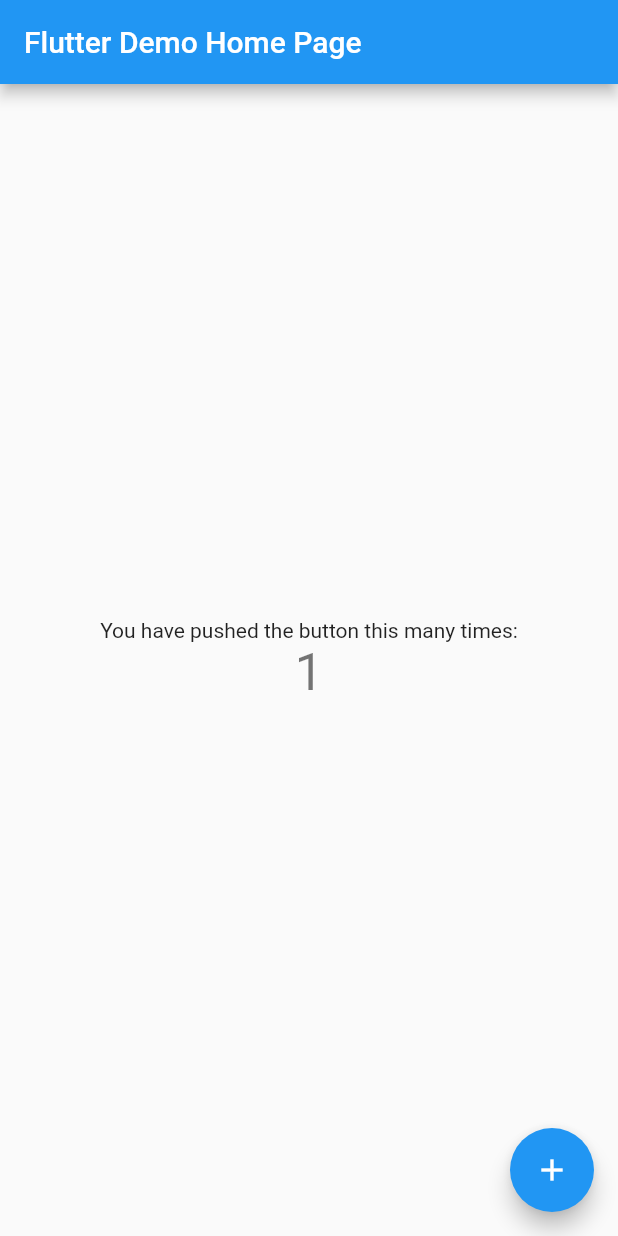
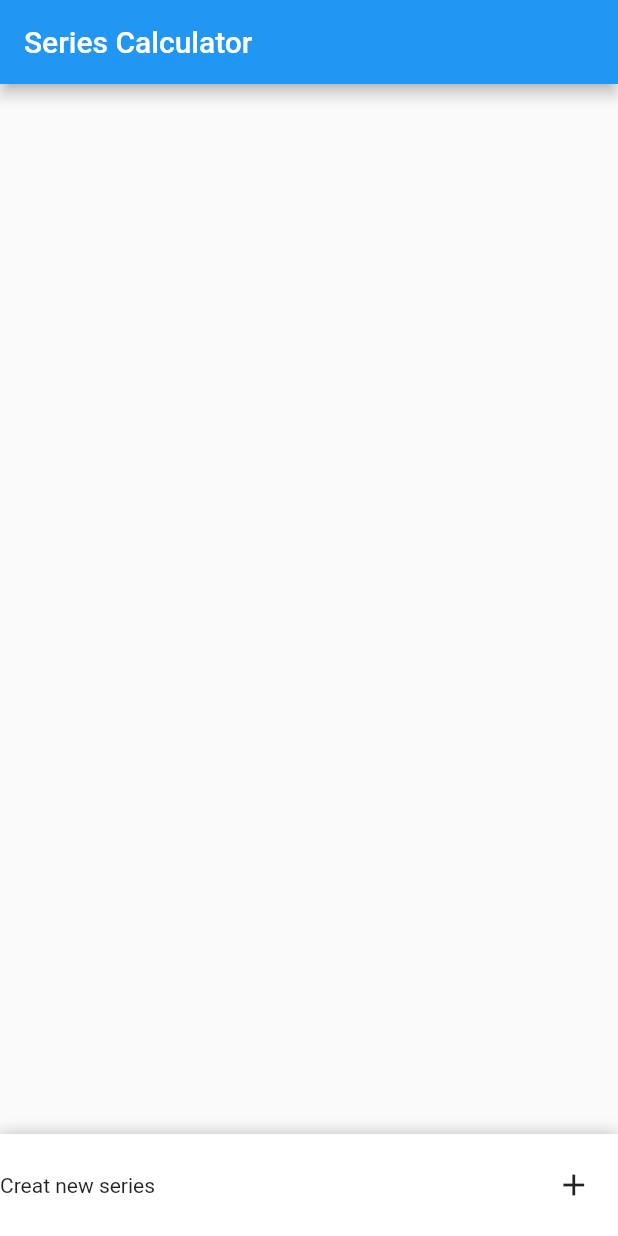
Before and after one commit to alexbadia1/My_Bros_Projects, a Flutter app: the screen it shows after launch, after a tap on the "add" icon, on a phone screen of 412 x 824 dp. Run offline on Flutter 3.47's test engine with Material 2 defaults, Android fonts, the phone set to English and light mode, and no system bars; drawn by our look-alikes of sliding_up_panel.

Commit message:
Started the home page
-Added a bottom sliding panel that as of now simulates a bottom modal sheet.
-Added the sliding_up_panel dependency

```diff
--- a/chemSeries.dart
+++ /dev/null
@@ -1,23 +0,0 @@
-/**
- * File: chemSeries.dart is a program that calculates some chem series
- * Purpose: I intend to make some improvements to my brothers code and provide
- * him with an application that will actually implement his chem calculations.
- * Original Author: Matthew Badia (my brother)
- * Coded and Implemented by: Alex Badia
- */
-
-//Creat variable to save the users input
-class LymanSeries {
-
-  double _nInitial;
-  double _nFinal;
-  double energy;
-  double lambda;
-  double frequency;
-
-  void setnInitial (newNinitial) {
-    _nInitial = newNInitial;
-  }//setnInitial
-
-}
-int number = -1;
--- /dev/null
+++ b/chem_series/lib/components/customBottomBar.dart
@@ -0,0 +1,30 @@
+import 'package:flutter/material.dart';
+
+Expanded customBottomBar(BuildContext context, ) {
+  return Expanded(
+    flex: 2,
+    child: Scaffold(
+      backgroundColor: Colors.blue,
+      floatingActionButtonLocation: FloatingActionButtonLocation.centerDocked,
+      floatingActionButton: FloatingActionButton(
+        backgroundColor: Colors.green,
+        child: Padding(
+          padding: const EdgeInsets.all(4.0),
+          child: Icon(Icons.add),
+        ),
+        onPressed: () {
+//            setState(() {
+////              _controller.isPanelClosed()
+////                  ? _controller.animatePanelToPosition(1.0)
+////                  : _controller.animatePanelToPosition(0.0);
+////            });
+        },
+      ),
+      bottomNavigationBar: BottomAppBar(
+        color: Colors.orange,
+        shape: CircularNotchedRectangle(),
+        notchMargin: 4.0,
+        ),
+      ),
+    );
+}
--- a/chem_series/lib/main.dart
+++ b/chem_series/lib/main.dart
@@ -1,5 +1,5 @@
 import 'package:flutter/material.dart';
-
+import 'package:chemseries/screens/index.dart';
 void main() => runApp(MyApp());
 
 class MyApp extends StatelessWidget {
@@ -7,105 +7,10 @@ class MyApp extends StatelessWidget {
   @override
   Widget build(BuildContext context) {
     return MaterialApp(
-      title: 'Flutter Demo',
-      theme: ThemeData(
-        // This is the theme of your application.
-        //
-        // Try running your application with "flutter run". You'll see the
-        // application has a blue toolbar. Then, without quitting the app, try
-        // changing the primarySwatch below to Colors.green and then invoke
-        // "hot reload" (press "r" in the console where you ran "flutter run",
-        // or simply save your changes to "hot reload" in a Flutter IDE).
-        // Notice that the counter didn't reset back to zero; the application
-        // is not restarted.
-        primarySwatch: Colors.blue,
-      ),
-      home: MyHomePage(title: 'Flutter Demo Home Page'),
+      initialRoute: '/',
+      routes: <String, WidgetBuilder>{
+        '/': (context) => Home(),
+      },
     );
   }
 }
-
-class MyHomePage extends StatefulWidget {
-  MyHomePage({Key key, this.title}) : super(key: key);
-
-  // This widget is the home page of your application. It is stateful, meaning
-  // that it has a State object (defined below) that contains fields that affect
-  // how it looks.
-
-  // This class is the configuration for the state. It holds the values (in this
-  // case the title) provided by the parent (in this case the App widget) and
-  // used by the build method of the State. Fields in a Widget subclass are
-  // always marked "final".
-
-  final String title;
-
-  @override
-  _MyHomePageState createState() => _MyHomePageState();
-}
-
-class _MyHomePageState extends State<MyHomePage> {
-  int _counter = 0;
-
-  void _incrementCounter() {
-    setState(() {
-      // This call to setState tells the Flutter framework that something has
-      // changed in this State, which causes it to rerun the build method below
-      // so that the display can reflect the updated values. If we changed
-      // _counter without calling setState(), then the build method would not be
-      // called again, and so nothing would appear to happen.
-      _counter++;
-    });
-  }
-
-  @override
-  Widget build(BuildContext context) {
-    // This method is rerun every time setState is called, for instance as done
-    // by the _incrementCounter method above.
-    //
-    // The Flutter framework has been optimized to make rerunning build methods
-    // fast, so that you can just rebuild anything that needs updating rather
-    // than having to individually change instances of widgets.
-    return Scaffold(
-      appBar: AppBar(
-        // Here we take the value from the MyHomePage object that was created by
-        // the App.build method, and use it to set our appbar title.
-        title: Text(widget.title),
-      ),
-      body: Center(
-        // Center is a layout widget. It takes a single child and positions it
-        // in the middle of the parent.
-        child: Column(
-          // Column is also a layout widget. It takes a list of children and
-          // arranges them vertically. By default, it sizes itself to fit its
-          // children horizontally, and tries to be as tall as its parent.
-          //
-          // Invoke "debug painting" (press "p" in the console, choose the
-          // "Toggle Debug Paint" action from the Flutter Inspector in Android
-          // Studio, or the "Toggle Debug Paint" command in Visual Studio Code)
-          // to see the wireframe for each widget.
-          //
-          // Column has various properties to control how it sizes itself and
-          // how it positions its children. Here we use mainAxisAlignment to
-          // center the children vertically; the main axis here is the vertical
-          // axis because Columns are vertical (the cross axis would be
-          // horizontal).
-          mainAxisAlignment: MainAxisAlignment.center,
-          children: <Widget>[
-            Text(
-              'You have pushed the button this many times:',
-            ),
-            Text(
-              '$_counter',
-              style: Theme.of(context).textTheme.display1,
-            ),
-          ],
-        ),
-      ),
-      floatingActionButton: FloatingActionButton(
-        onPressed: _incrementCounter,
-        tooltip: 'Increment',
-        child: Icon(Icons.add),
-      ), // This trailing comma makes auto-formatting nicer for build methods.
-    );
-  }
-}
--- /dev/null
+++ b/chem_series/lib/screens/index.dart
@@ -0,0 +1,67 @@
+import 'package:flutter/material.dart';
+import 'package:sliding_up_panel/sliding_up_panel.dart';
+
+class Home extends StatefulWidget {
+  @override
+  _HomeState createState() => _HomeState();
+}
+
+class _HomeState extends State<Home> {
+
+  PanelController _controller = new PanelController();
+  @override
+  void initState() {
+      super.initState();
+  }
+
+  @override
+  Widget build(BuildContext context) {
+    return Scaffold(
+      appBar: AppBar(
+        title: Text('Series Calculator'),
+      ),
+      body: Stack(
+        children: <Widget>[
+          Container(
+            height: 500.0,
+            child: ListView.builder (
+                itemCount: 3,
+                itemBuilder: (BuildContext context, int index) {
+                  return SizedBox();
+                }
+            ),
+          ),
+          SlidingUpPanel(
+            controller: _controller,
+            isDraggable: false,
+            backdropEnabled: true,
+            backdropColor: Colors.black,
+            backdropOpacity: 0.8,
+            minHeight: MediaQuery.of(context).size.height * .0825,
+            maxHeight: MediaQuery.of(context).size.height * .0826,
+            collapsed: Container(
+              height: MediaQuery.of(context).size.height * .0875,
+              width: MediaQuery.of(context).size.width,
+              child: Row(
+                children: <Widget>[
+                  Expanded(
+                    flex: 6,
+                    child: Text('Creat new series'),
+                  ),
+                  Expanded(
+                    flex: 1,
+                    child: FlatButton(
+                      child: Icon(Icons.add),
+                      onPressed: () => _controller.open(),
+                    ),
+                  )
+                ],
+              ),
+            ),
+            panel: Container(),
+          ),
+        ],
+      )
+    );
+  }
+}
--- a/chem_series/pubspec.yaml
+++ b/chem_series/pubspec.yaml
@@ -23,6 +23,7 @@ dependencies:
   # The following adds the Cupertino Icons font to your application.
   # Use with the CupertinoIcons class for iOS style icons.
   cupertino_icons: ^0.1.2
+  sliding_up_panel: ^1.0.2
 
 dev_dependencies:
   flutter_test:
```
Also changed, not shown: chem_series/lib/components/series_card.dart (added), chem_series/lib/screens/series_card_details.dart (added), chem_series/pubspec.lock.
